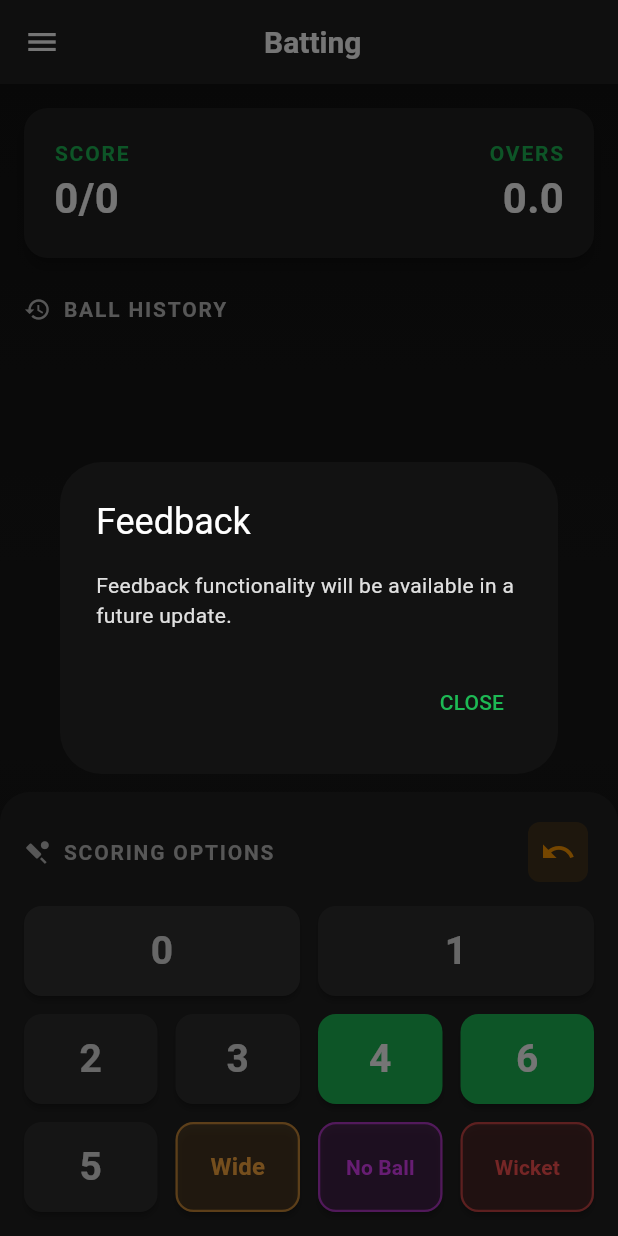
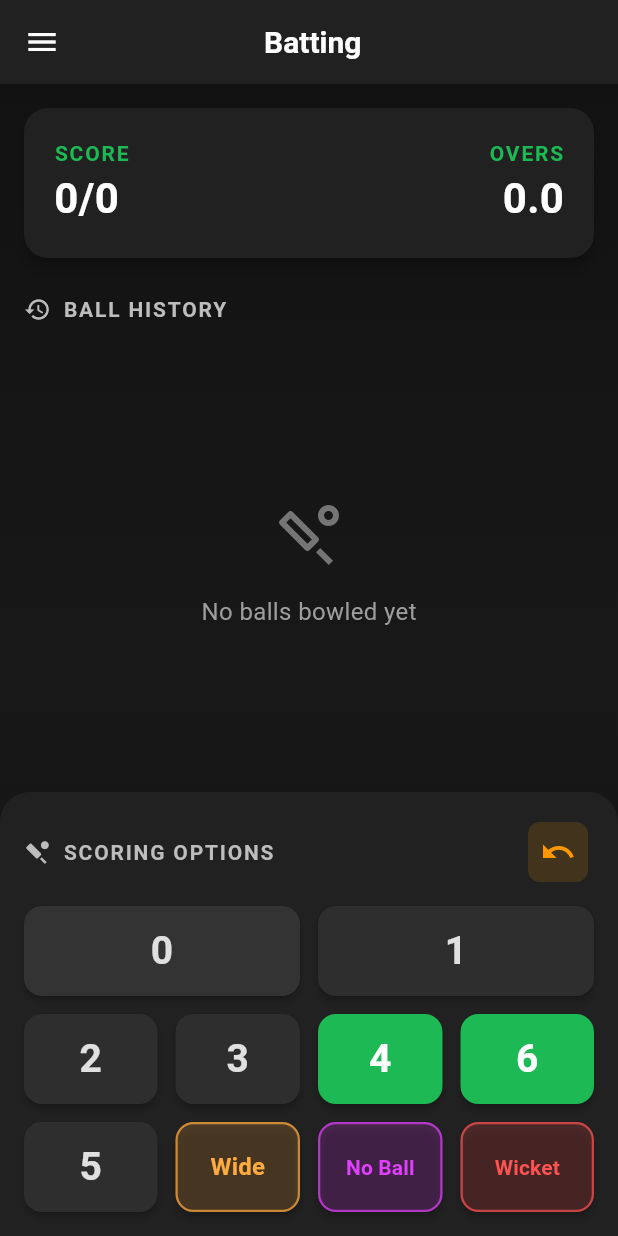
Before and after one commit to OkayAbedin/run_koto_app, a Flutter app: the ScoringScreen screen opened directly, in the side drawer, after a tap on "Feedback", on a phone screen of 412 x 824 dp. Run offline on Flutter 3.47's test engine with Material 3 defaults, Android fonts, the phone set to English and light mode, and no system bars; our stand-ins replace shared_preferences; accounts and stored records are empty.

Commit message:
Enhance README and integrate url_launcher package for feedback functionality
- Updated README.md to provide a comprehensive overview of the Run Koto app, including features, installation steps, and technical details.
- Removed unused dialog button code from scoring_screen.dart.
- Updated splash_screen.dart to remove unnecessary import.
- Modified app_drawer.dart to implement feedback functionality that opens the GitHub repository.
- Registered url_launcher plugin in generated files for cross-platform support.
- Updated pubspec.yaml and pubspec.lock to include url_launcher dependency.

```diff
--- a/lib/screens/splash_screen.dart
+++ b/lib/screens/splash_screen.dart
@@ -1,6 +1,5 @@
 import 'package:flutter/material.dart';
 import 'dart:async';
-import 'match_setup_screen.dart';
 
 class SplashScreen extends StatefulWidget {
   const SplashScreen({super.key});
--- a/lib/widgets/app_drawer.dart
+++ b/lib/widgets/app_drawer.dart
@@ -1,4 +1,6 @@
 import 'package:flutter/material.dart';
+import 'package:url_launcher/url_launcher.dart';
+import 'package:url_launcher/url_launcher_string.dart';
 import '../screens/about_screen.dart';
 import '../screens/settings_screen.dart';
 
@@ -90,23 +92,20 @@ class AppDrawer extends StatelessWidget {
           ListTile(
             leading: const Icon(Icons.feedback_outlined, color: Colors.white),
             title: const Text('Feedback'),
-            onTap: () {
+            onTap: () async {
               Navigator.pop(context);
-              // Show feedback dialog
-              showDialog(
-                context: context,
-                builder: (context) => AlertDialog(
-                  title: const Text('Feedback'),
-                  content: const Text(
-                      'Feedback functionality will be available in a future update.'),
-                  actions: [
-                    TextButton(
-                      onPressed: () => Navigator.pop(context),
-                      child: const Text('CLOSE'),
-                    ),
-                  ],
-                ),
-              );
+              // Open GitHub repository for feedback
+              final Uri url =
+                  Uri.parse('https://github.com/OkayAbedin/run_koto_app');
+              try {
+                await launchUrl(url, mode: LaunchMode.externalApplication);
+              } catch (e) {
+                if (context.mounted) {
+                  ScaffoldMessenger.of(context).showSnackBar(
+                    SnackBar(content: Text('Could not open URL: $e')),
+                  );
+                }
+              }
             },
           ),
           const SizedBox(height: 50),
--- a/pubspec.yaml
+++ b/pubspec.yaml
@@ -13,6 +13,7 @@ dependencies:
   provider: ^6.0.5
   shared_preferences: ^2.2.0
   cupertino_icons: ^1.0.2
+  url_launcher: ^6.3.1
 
 dev_dependencies:
   flutter_test:
```
Also changed, not shown: lib/screens/scoring_screen.dart (+0 -11 lines), pubspec.lock, 6 other files.
